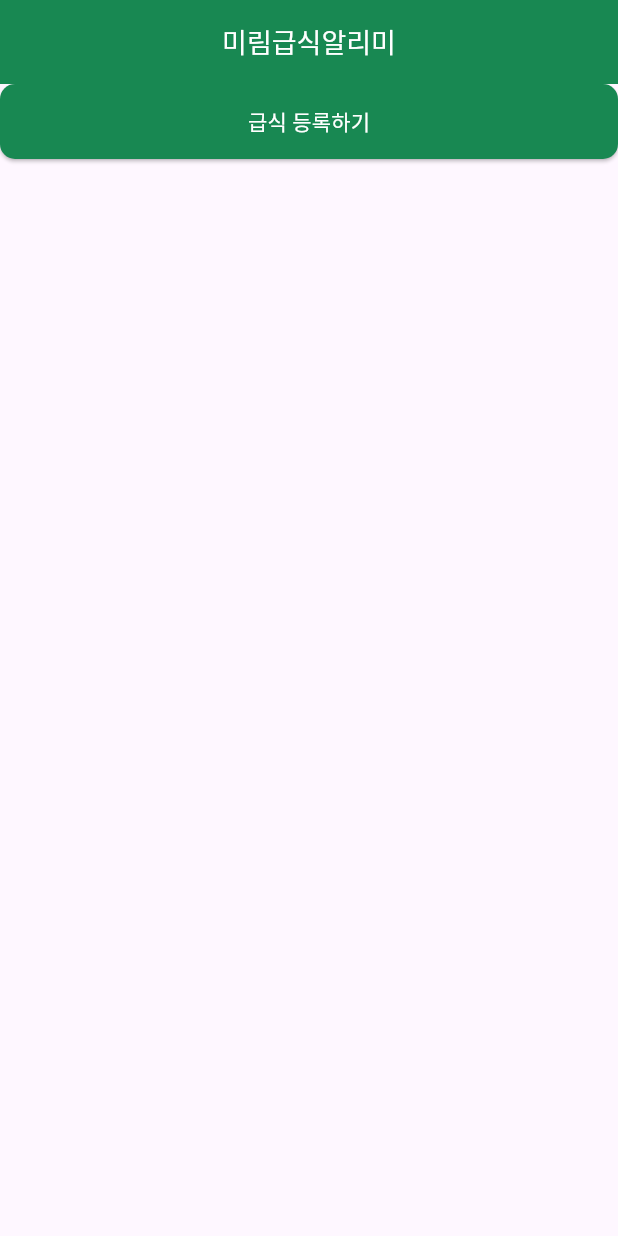
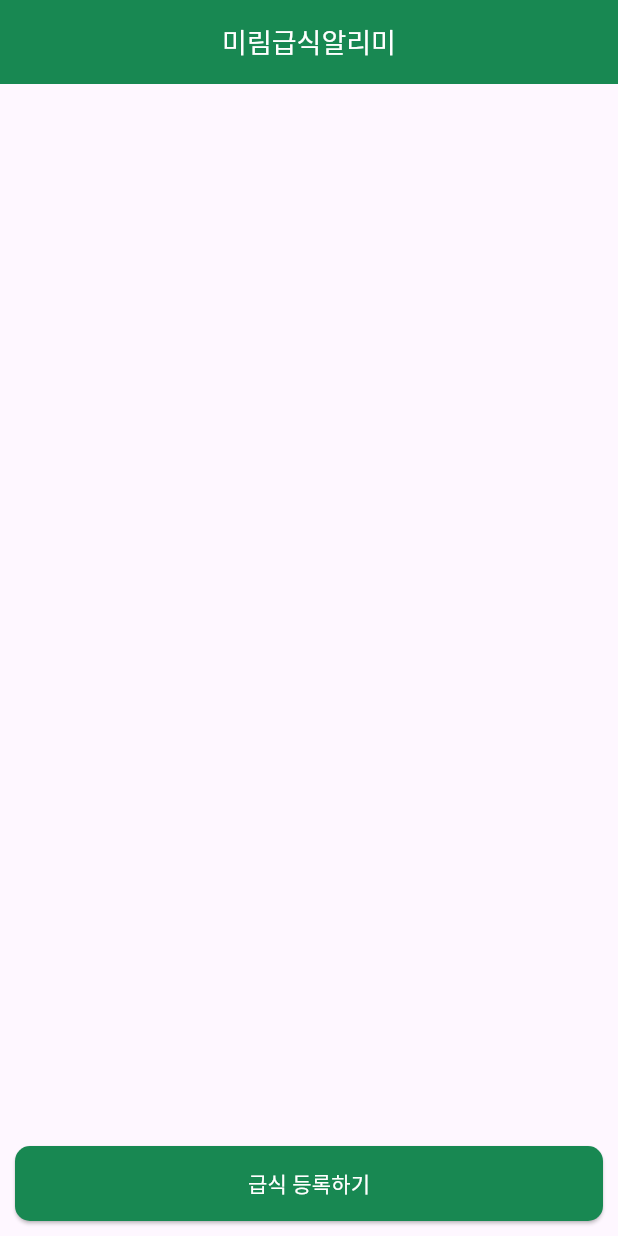
Before and after one commit to de-quei/flutter_school_meal_prac, a Flutter app: the screen it shows after launch, on a phone screen of 412 x 824 dp. Run offline on Flutter 3.47's test engine with Material 3 defaults, Android fonts, the phone set to English and light mode, and no system bars.

Commit message:
버튼을 화면 하단에 고정합니다.

```diff
--- a/lib/screens/home_screen.dart
+++ b/lib/screens/home_screen.dart
@@ -20,18 +20,27 @@ class HomeScreen extends StatelessWidget {
         centerTitle: true, //title의 위치를 center로 설정
       ),
       body: Column(
+        crossAxisAlignment: CrossAxisAlignment.stretch,
+        mainAxisAlignment: MainAxisAlignment.spaceBetween,
         children: [
-          ElevatedButton(
-            onPressed: () {},
-            child: const Text(
-              "급식 등록하기",
-              style: TextStyle(color: Colors.white),
-            ),
-            style: ElevatedButton.styleFrom(
-              backgroundColor: Color(0xFF188852),
-              fixedSize: Size(MediaQuery.of(context).size.width, 50),
-              shape: RoundedRectangleBorder(
-                borderRadius: BorderRadius.circular(10.0),
+          // Expanded 위젯 추가
+          Expanded(
+            child: Container(),
+          ),
+          Container(
+            margin: const EdgeInsets.all(10.0),
+            child: ElevatedButton(
+              onPressed: () {},
+              style: ElevatedButton.styleFrom(
+                backgroundColor: const Color(0xFF188852),
+                fixedSize: Size(MediaQuery.of(context).size.width, 50),
+                shape: RoundedRectangleBorder(
+                  borderRadius: BorderRadius.circular(10.0),
+                ),
+              ),
+              child: const Text(
+                "급식 등록하기",
+                style: TextStyle(color: Colors.white),
               ),
             ),
           ),
```
